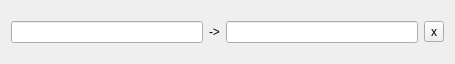
Before: the Qt Designer form dataimportfilterwidget.ui in TecStylos/MMJODB, drawn with Qt 5.
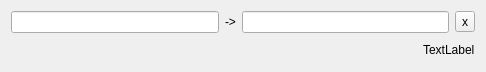
After: the same form once the commit is applied.

Diff of the .ui file:
```diff
--- a/dataimportfilterwidget.ui
+++ b/dataimportfilterwidget.ui
@@ -6,13 +6,15 @@
    <rect>
     <x>0</x>
     <y>0</y>
-    <width>455</width>
-    <height>64</height>
+    <width>486</width>
+    <height>72</height>
    </rect>
   </property>
   <property name="windowTitle">
    <string>DataImportFilterWidget</string>
   </property>
+  <layout class="QVBoxLayout" name="verticalLayout_2">
+   <item>
   <layout class="QHBoxLayout" name="horizontalLayout">
    <item>
     <widget class="QLineEdit" name="lineEditInputFormat"/>
@@ -33,6 +35,32 @@
       <string>x</string>
      </property>
     </widget>
+     </item>
+    </layout>
+   </item>
+   <item>
+    <layout class="QHBoxLayout" name="horizontalLayout_2">
+     <item>
+      <spacer name="horizontalSpacer">
+       <property name="orientation">
+        <enum>Qt::Orientation::Horizontal</enum>
+       </property>
+       <property name="sizeHint" stdset="0">
+        <size>
+         <width>40</width>
+         <height>20</height>
+        </size>
+       </property>
+      </spacer>
+     </item>
+     <item>
+      <widget class="QLabel" name="labelFilterResult">
+       <property name="text">
+        <string>TextLabel</string>
+       </property>
+      </widget>
+     </item>
+    </layout>
    </item>
   </layout>
  </widget>
```
Lines whose indentation alone changed are shown as unchanged.
